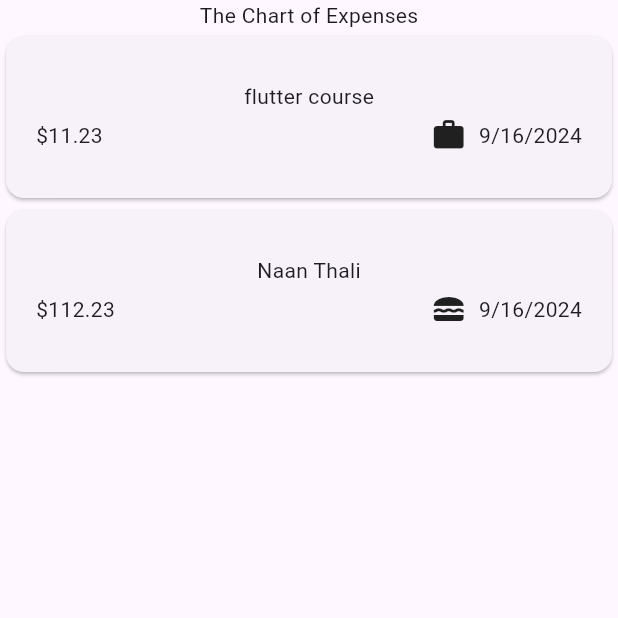
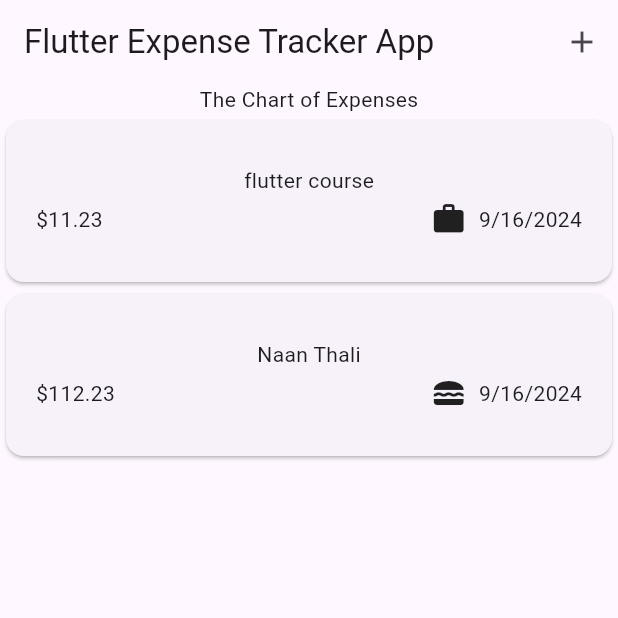
Before and after one commit to Roshan9760/Flutter-Learning-Module-3, a Flutter app: the screen it shows after launch, on a phone screen of 412 x 824 dp, the top half of it. Run offline on Flutter 3.47's test engine with Material 3 defaults, Android fonts, the light colour scheme and no system bars.

Commit message:
adding appBar with action button

```diff
--- a/lib/main.dart
+++ b/lib/main.dart
@@ -2,8 +2,9 @@ import 'package:expensetrackerapp/widget/expenses.dart';
 import 'package:flutter/material.dart';
 
 void main() {
-  runApp(const MaterialApp(
-      home: Exprenses(),
+  runApp( MaterialApp(
+    theme: ThemeData(useMaterial3: true),
+      home:const Exprenses(),
     ),
   );
 }
--- a/lib/widget/expenses.dart
+++ b/lib/widget/expenses.dart
@@ -26,6 +26,15 @@ class _ExprensesSatate extends State<Exprenses> {
   @override
   Widget build(context) {
     return Scaffold(
+      appBar: AppBar(
+        title:const Text("Flutter Expense Tracker App"),
+        actions: [
+          IconButton(
+            onPressed: (){},
+            icon:const  Icon(Icons.add),
+            ),
+        ],
+      ),
       body: Center(
         child: Column(
           mainAxisAlignment: MainAxisAlignment.center,
```
